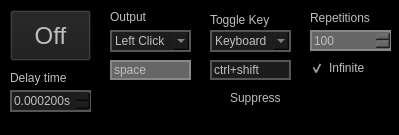
Above: gui.ui from KermitPurple/clicker before the change. Below: the same form after it.
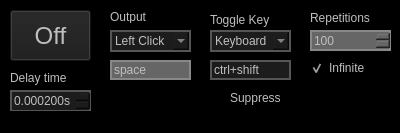
That is the form after the change.

Commit message: Lock size

```diff
--- a/gui.ui
+++ b/gui.ui
@@ -9,8 +9,8 @@
    <rect>
     <x>0</x>
     <y>0</y>
-    <width>399</width>
-    <height>135</height>
+    <width>400</width>
+    <height>133</height>
    </rect>
   </property>
   <property name="sizePolicy">
@@ -19,6 +19,18 @@
     <verstretch>0</verstretch>
    </sizepolicy>
   </property>
+  <property name="minimumSize">
+   <size>
+    <width>400</width>
+    <height>133</height>
+   </size>
+  </property>
+  <property name="maximumSize">
+   <size>
+    <width>400</width>
+    <height>133</height>
+   </size>
+  </property>
   <property name="windowTitle">
    <string>AutoClicker</string>
   </property>
```
The commit also changes 1 other file.
